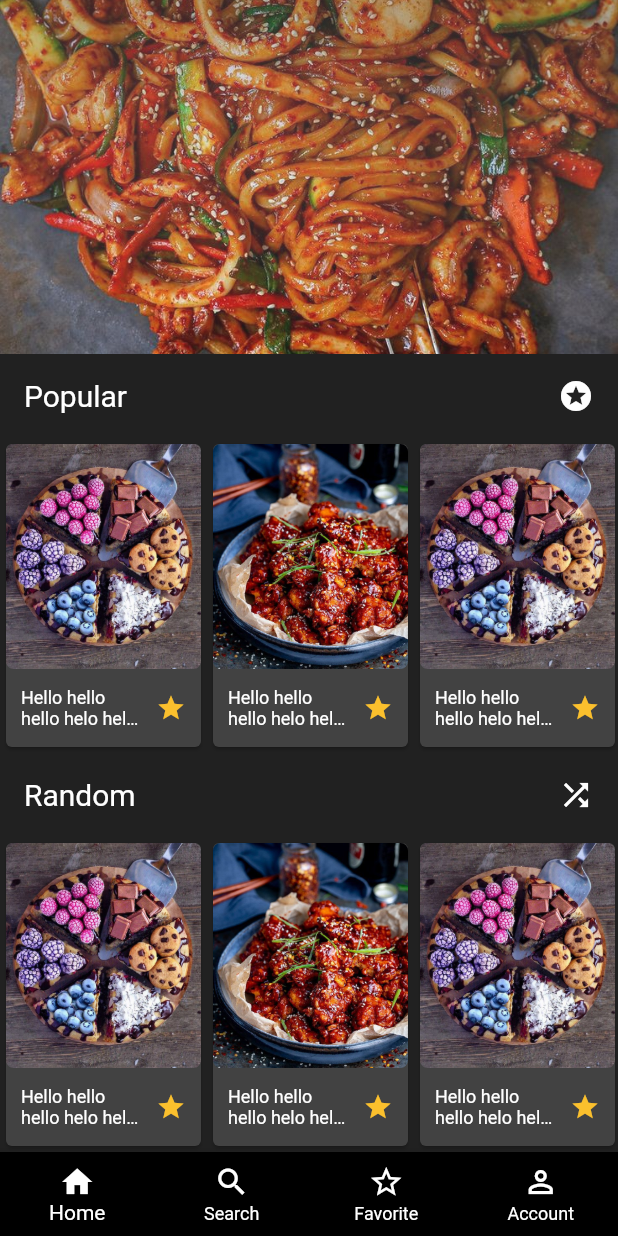
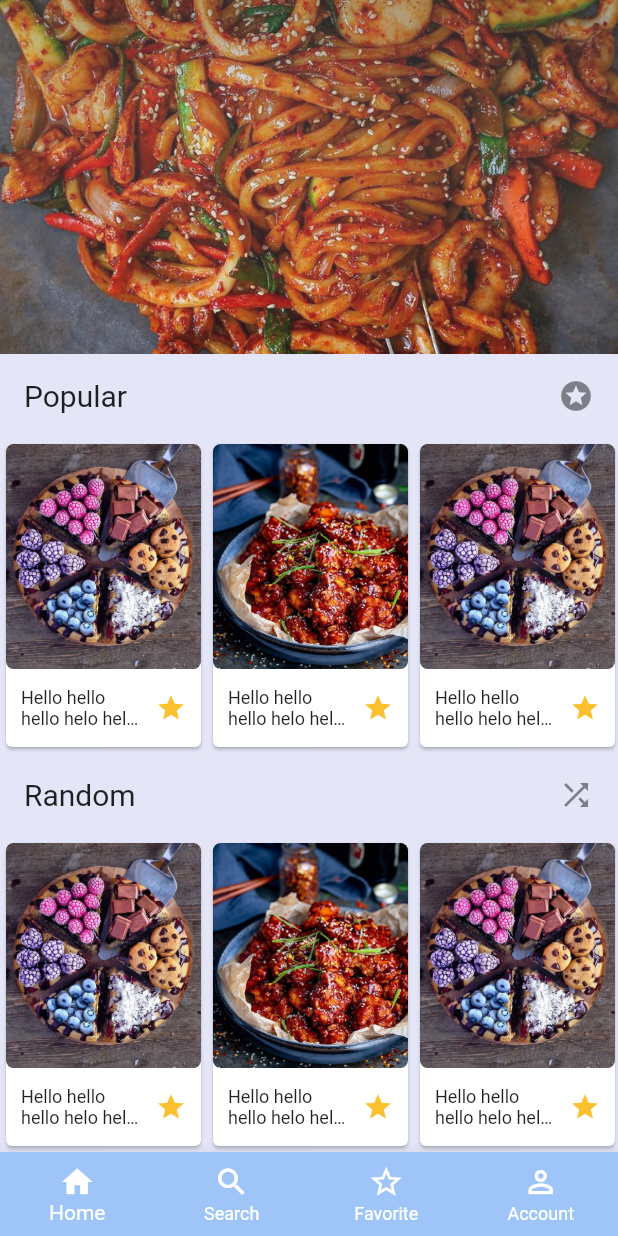
Before and after one commit to imranZMiko/Eten, a Flutter app: the screen it shows after launch, scrolled down 164 dp, on a phone screen of 412 x 824 dp. Run offline on Flutter 3.47's test engine with Material 2 defaults, Android fonts, the phone set to English and light mode, and no system bars; missing offline and left inert: day_night_switcher.

Commit message:
Fixed color themes in dark mode and light mode.

```diff
--- a/lib/main.dart
+++ b/lib/main.dart
@@ -27,24 +27,35 @@ class MyApp extends StatelessWidget {
       child: MaterialApp(
       title: 'Flutter Demo',
       theme: ThemeData(
-        primarySwatch: Colors.grey,
-        primaryColor: Colors.white,
+        primarySwatch: MaterialColor(
+            0xFF000000,
+            ColorGenerator.getSwatch(
+              Color(0xFF000000),
+            ),
+        ),
+        //0xFFe4e5f6
+        primaryColor: MaterialColor(
+          0xFF9FC5F8,
+          ColorGenerator.getSwatch(
+            Color(0xFF9FC5F8),
+          ),
+        ),
         brightness: Brightness.light,
-        backgroundColor: const Color(0xFFE5E5E5),
-        accentColor: Colors.black,
-        accentIconTheme: IconThemeData(color: Colors.white),
+        backgroundColor: const Color(0xFFe4e5f6),
+        accentColor: Color(0xFF9FC5F8),
+        accentIconTheme: IconThemeData(color: Colors.black),
         dividerColor: Colors.white54,
       ),
       darkTheme: ThemeData(
         primarySwatch: Colors.grey,
         primaryColor: Colors.black,
         brightness: Brightness.dark,
-        backgroundColor: const Color(0xFF212121),
-        accentColor: Colors.white,
+        backgroundColor: const Color(0xFF101010),
+        accentColor: Colors.black,
         accentIconTheme: IconThemeData(color: Colors.black),
-        dividerColor: Colors.black12,
+        dividerColor: Colors.black,
       ),
-      themeMode: ThemeMode.dark,
+      themeMode: ThemeMode.light,
       routes: {
         TabsScreen.routeName: (ctx) => TabsScreen(),
         AboutScreen.routeName: (ctx) => AboutScreen(),
--- a/lib/screens/about_screen.dart
+++ b/lib/screens/about_screen.dart
@@ -40,7 +40,10 @@ class AboutScreen extends StatelessWidget {
                     Center(
                       child: Text(
                         'Eten',
-                        style: TextStyle(fontSize: 25),
+                        style: TextStyle(
+                          fontSize: 25,
+                          color: Colors.black,
+                        ),
                       ),
                     ),
                     Padding(
@@ -48,6 +51,7 @@ class AboutScreen extends StatelessWidget {
                       child: Text(
                         '\nVersion : 1.0.1\n\nAuthors:\nNaima Hasan\nImran Zahid\n\nEten is the Dutch word for food, embodying the app\'s goal to provide feasible recipes for food based on the ingredients available to the user.',
                         style: TextStyle(
+                          color: Colors.black,
                           fontSize: 18,
                         ),
                       ),
--- a/lib/screens/account_settings_screen.dart
+++ b/lib/screens/account_settings_screen.dart
@@ -51,7 +51,6 @@ class AccountSettingsScreen extends StatelessWidget {
                 child: Text(
                   'Change password?',
                   style: TextStyle(
-                      color: Colors.black,
                       fontSize: 16,
                       decoration: TextDecoration.underline),
                 ),
--- a/lib/screens/favorites_logged_out.dart
+++ b/lib/screens/favorites_logged_out.dart
@@ -35,6 +35,7 @@ class FavoritesLoggedOutScreen extends StatelessWidget {
                     Text(
                       'Please sign in or register to view favorites',
                       style: TextStyle(
+                        color: Colors.black,
                         fontSize: 20,
                       ),
                     ),
--- a/lib/screens/search_screen.dart
+++ b/lib/screens/search_screen.dart
@@ -66,7 +66,7 @@ class _SearchScreenState extends State<SearchScreen> {
               : RecipeSearch(),
         ),
         floatingActionButton: currentPage == 0
-            ? FloatingActionButton(
+            ? FloatingActionButton(elevation: 3,
                 onPressed: () {
                   setState(() {
                     resultsShown = !resultsShown;
--- a/lib/widgets/authentication_fields.dart
+++ b/lib/widgets/authentication_fields.dart
@@ -8,7 +8,6 @@ class Authfield extends StatelessWidget {
   Widget build(BuildContext context) {
     return TextFormField(
       decoration: InputDecoration(
-
         labelText: formText,
         labelStyle: TextStyle(fontSize: 14, color: Colors.black54),
       ),
```
Also changed, not shown: lib/widgets/authentication_card.dart (+5 -2 lines).
